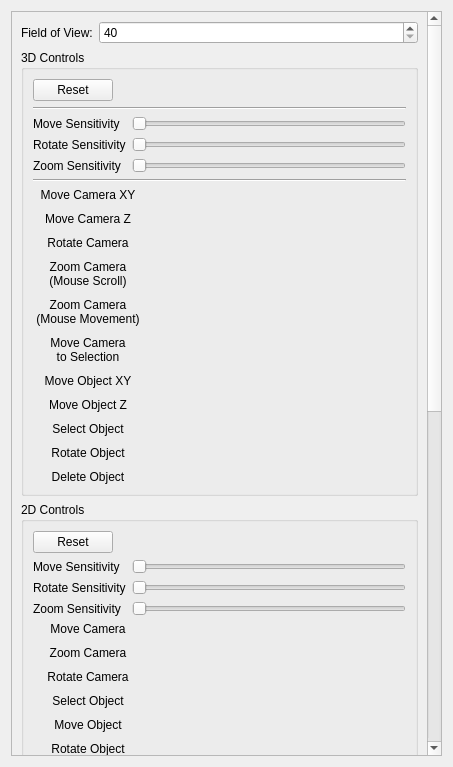
Above: ui/widgets/settings/module_designer.ui from NickHugi/PyKotor before the change. Below: the same form after it.
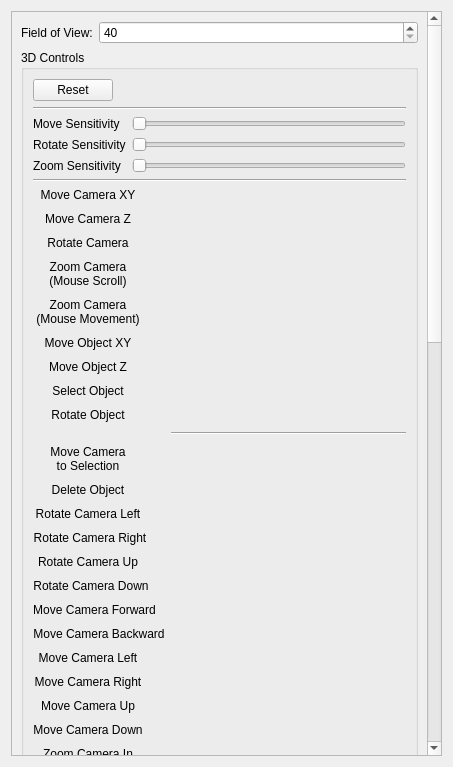
That is the form after the change. Custom widgets are drawn as their Qt base class.

Commit message: Add more controls to the Module Designer

```diff
--- a/ui/widgets/settings/module_designer.ui
+++ b/ui/widgets/settings/module_designer.ui
@@ -23,9 +23,9 @@
       <property name="geometry">
        <rect>
         <x>0</x>
-        <y>0</y>
+        <y>-941</y>
         <width>416</width>
-        <height>1399</height>
+        <height>1688</height>
        </rect>
       </property>
       <layout class="QVBoxLayout" name="verticalLayout">
@@ -188,7 +188,34 @@
              </widget>
             </item>
             <item row="0" column="1">
-             <widget class="SetBindWidget" name="moveCamera3dBindEdit" native="true"/>
+             <widget class="SetBindWidget" name="moveCameraXY3dBindEdit" native="true"/>
+            </item>
+            <item row="1" column="0">
+             <widget class="QLabel" name="label_12">
+              <property name="minimumSize">
+               <size>
+                <width>110</width>
+                <height>0</height>
+               </size>
+              </property>
+              <property name="toolTip">
+               <string>Reacts to mouse movement.</string>
+              </property>
+              <property name="styleSheet">
+               <string notr="true">QLabel:hover {
+	color: #555;
+}</string>
+              </property>
+              <property name="text">
+               <string>Move Camera Z</string>
+              </property>
+              <property name="alignment">
+               <set>Qt::AlignCenter</set>
+              </property>
+             </widget>
+            </item>
+            <item row="1" column="1">
+             <widget class="SetBindWidget" name="moveCameraZ3dBindEdit" native="true"/>
             </item>
             <item row="2" column="0">
              <widget class="QLabel" name="label_3">
@@ -245,7 +272,89 @@
             <item row="3" column="1">
              <widget class="SetBindWidget" name="zoomCamera3dBindEdit" native="true"/>
             </item>
-            <item row="8" column="0">
+            <item row="4" column="0">
+             <widget class="QLabel" name="label_9">
+              <property name="minimumSize">
+               <size>
+                <width>110</width>
+                <height>0</height>
+               </size>
+              </property>
+              <property name="toolTip">
+               <string>Reacts to mouse movement.</string>
+              </property>
+              <property name="styleSheet">
+               <string notr="true">QLabel:hover {
+	color: #555;
+}</string>
+              </property>
+              <property name="text">
+               <string>Zoom Camera
+(Mouse Movement)</string>
+              </property>
+              <property name="alignment">
+               <set>Qt::AlignCenter</set>
+              </property>
+             </widget>
+            </item>
+            <item row="4" column="1">
+             <widget class="SetBindWidget" name="zoomCameraMM3dBindEdit" native="true"/>
+            </item>
+            <item row="5" column="0">
+             <widget class="QLabel" name="label_10">
+              <property name="minimumSize">
+               <size>
+                <width>110</width>
+                <height>0</height>
+               </size>
+              </property>
+              <property name="toolTip">
+               <string>Reacts to mouse scrolling.</string>
+              </property>
+              <property name="styleSheet">
+               <string notr="true">QLabel:hover {
+	color: #555;
+}</string>
+              </property>
+              <property name="text">
+               <string>Move Object XY</string>
+              </property>
+              <property name="alignment">
+               <set>Qt::AlignCenter</set>
+              </property>
+             </widget>
+            </item>
+            <item row="5" column="1">
+             <widget class="SetBindWidget" name="moveSelectedXY3dBindEdit" native="true"/>
+            </item>
+            <item row="6" column="0">
+             <widget class="QLabel" name="label_11">
+              <property name="minimumSize">
+               <size>
+                <width>110</width>
+                <height>0</height>
+               </size>
+              </property>
+              <property name="toolTip">
+               <string>Reacts to mouse scrolling.</string>
+              </property>
+              <property name="styleSheet">
+               <string notr="true">QLabel:hover {
+	color: #555;
+}</string>
+              </property>
+              <property name="text">
+               <string>Move Object Z</string>
+              </property>
+              <property name="alignment">
+               <set>Qt::AlignCenter</set>
+              </property>
+             </widget>
+            </item>
+            <item row="6" column="1">
+             <widget class="SetBindWidget" name="moveSelectedZ3dBindEdit" native="true"/>
+            </item>
+            <item row="7" column="0">
              <widget class="QLabel" name="label_5">
               <property name="minimumSize">
                <size>
@@ -269,10 +378,10 @@
               </property>
              </widget>
             </item>
-            <item row="8" column="1">
+            <item row="7" column="1">
              <widget class="SetBindWidget" name="selectObject3dBindEdit" native="true"/>
             </item>
-            <item row="9" column="0">
+            <item row="8" column="0">
              <widget class="QLabel" name="label_6">
               <property name="minimumSize">
                <size>
@@ -296,10 +405,17 @@
               </property>
              </widget>
             </item>
-            <item row="9" column="1">
+            <item row="8" column="1">
              <widget class="SetBindWidget" name="rotateObject3dBindEdit" native="true"/>
             </item>
-            <item row="10" column="0">
+            <item row="9" column="1">
+             <widget class="Line" name="line_3">
+              <property name="orientation">
+               <enum>Qt::Horizontal</enum>
+              </property>
+             </widget>
+            </item>
+            <item row="11" column="0">
              <widget class="QLabel" name="label_7">
               <property name="minimumSize">
                <size>
@@ -323,10 +439,334 @@
               </property>
              </widget>
             </item>
-            <item row="10" column="1">
+            <item row="11" column="1">
              <widget class="SetBindWidget" name="deleteObject3dBindEdit" native="true"/>
             </item>
-            <item row="5" column="0">
+            <item row="12" column="0">
+             <widget class="QLabel" name="label_46">
+              <property name="minimumSize">
+               <size>
+                <width>110</width>
+                <height>0</height>
+               </size>
+              </property>
+              <property name="toolTip">
+               <string>Reacts to keyboard input.</string>
+              </property>
+              <property name="styleSheet">
+               <string notr="true">QLabel:hover {
+	color: #555;
+}</string>
+              </property>
+              <property name="text">
+               <string>Rotate Camera Left</string>
+              </property>
+              <property name="alignment">
+               <set>Qt::AlignCenter</set>
+              </property>
+             </widget>
+            </item>
+            <item row="12" column="1">
+             <widget class="SetBindWidget" name="rotateCameraLeft3dBindEdit" native="true"/>
+            </item>
+            <item row="13" column="0">
+             <widget class="QLabel" name="label_47">
+              <property name="minimumSize">
+               <size>
+                <width>110</width>
+                <height>0</height>
+               </size>
+              </property>
+              <property name="toolTip">
+               <string>Reacts to keyboard input.</string>
+              </property>
+              <property name="styleSheet">
+               <string notr="true">QLabel:hover {
+	color: #555;
+}</string>
+              </property>
+              <property name="text">
+               <string>Rotate Camera Right</string>
+              </property>
+              <property name="alignment">
+               <set>Qt::AlignCenter</set>
+              </property>
+             </widget>
+            </item>
+            <item row="13" column="1">
+             <widget class="SetBindWidget" name="rotateCameraRight3dBindEdit" native="true"/>
+            </item>
+            <item row="14" column="0">
+             <widget class="QLabel" name="label_48">
+              <property name="minimumSize">
+               <size>
+                <width>110</width>
+                <height>0</height>
+               </size>
+              </property>
+              <property name="toolTip">
+               <string>Reacts to keyboard input.</string>
+              </property>
+              <property name="styleSheet">
+               <string notr="true">QLabel:hover {
+	color: #555;
+}</string>
+              </property>
+              <property name="text">
+               <string>Rotate Camera Up</string>
+              </property>
+              <property name="alignment">
+               <set>Qt::AlignCenter</set>
+              </property>
+             </widget>
+            </item>
+            <item row="14" column="1">
+             <widget class="SetBindWidget" name="rotateCameraUp3dBindEdit" native="true"/>
+            </item>
+            <item row="15" column="0">
+             <widget class="QLabel" name="label_49">
+              <property name="minimumSize">
+               <size>
+                <width>110</width>
+                <height>0</height>
+               </size>
+              </property>
+              <property name="toolTip">
+               <string>Reacts to keyboard input.</string>
+              </property>
+              <property name="styleSheet">
+               <string notr="true">QLabel:hover {
+	color: #555;
+}</string>
+              </property>
+              <property name="text">
+               <string>Rotate Camera Down</string>
+              </property>
+              <property name="alignment">
+               <set>Qt::AlignCenter</set>
+              </property>
+             </widget>
+            </item>
+            <item row="15" column="1">
+             <widget class="SetBindWidget" name="rotateCameraDown3dBindEdit" native="true"/>
+            </item>
+            <item row="16" column="0">
+             <widget class="QLabel" name="label_50">
+              <property name="minimumSize">
+               <size>
+                <width>110</width>
+                <height>0</height>
+               </size>
+              </property>
+              <property name="toolTip">
+               <string>Reacts to keyboard input.</string>
+              </property>
+              <property name="styleSheet">
+               <string notr="true">QLabel:hover {
+	color: #555;
+}</string>
+              </property>
+              <property name="text">
+               <string>Move Camera Forward</string>
+              </property>
+              <property name="alignment">
+               <set>Qt::AlignCenter</set>
+              </property>
+             </widget>
+            </item>
+            <item row="16" column="1">
+             <widget class="SetBindWidget" name="moveCameraForward3dBindEdit" native="true"/>
+            </item>
+            <item row="17" column="0">
+             <widget class="QLabel" name="label_51">
+              <property name="minimumSize">
+               <size>
+                <width>110</width>
+                <height>0</height>
+               </size>
+              </property>
+              <property name="toolTip">
+               <string>Reacts to keyboard input.</string>
+              </property>
+              <property name="styleSheet">
+               <string notr="true">QLabel:hover {
+	color: #555;
+}</string>
+              </property>
+              <property name="text">
+               <string>Move Camera Backward</string>
+              </property>
+              <property name="alignment">
+               <set>Qt::AlignCenter</set>
+              </property>
+             </widget>
+            </item>
+            <item row="17" column="1">
+             <widget class="SetBindWidget" name="moveCameraBackward3dBindEdit" native="true"/>
+            </item>
+            <item row="18" column="0">
+             <widget class="QLabel" name="label_53">
+              <property name="minimumSize">
+               <size>
+                <width>110</width>
+                <height>0</height>
+               </size>
+              </property>
+              <property name="toolTip">
+               <string>Reacts to keyboard input.</string>
+              </property>
+              <property name="styleSheet">
+               <string notr="true">QLabel:hover {
+	color: #555;
+}</string>
+              </property>
+              <property name="text">
+               <string>Move Camera Left</string>
+              </property>
+              <property name="alignment">
+               <set>Qt::AlignCenter</set>
+              </property>
+             </widget>
+            </item>
+            <item row="18" column="1">
+             <widget class="SetBindWidget" name="moveCameraLeft3dBindEdit" native="true"/>
+            </item>
+            <item row="19" column="0">
+             <widget class="QLabel" name="label_52">
+              <property name="minimumSize">
+               <size>
+                <width>110</width>
+                <height>0</height>
+               </size>
+              </property>
+              <property name="toolTip">
+               <string>Reacts to keyboard input.</string>
+              </property>
+              <property name="styleSheet">
+               <string notr="true">QLabel:hover {
+	color: #555;
+}</string>
+              </property>
+              <property name="text">
+               <string>Move Camera Right</string>
+              </property>
+              <property name="alignment">
+               <set>Qt::AlignCenter</set>
+              </property>
+             </widget>
+            </item>
+            <item row="19" column="1">
+             <widget class="SetBindWidget" name="moveCameraRight3dBindEdit" native="true"/>
+            </item>
+            <item row="20" column="0">
+             <widget class="QLabel" name="label_54">
+              <property name="minimumSize">
+               <size>
+                <width>110</width>
+                <height>0</height>
+               </size>
+              </property>
+              <property name="toolTip">
+               <string>Reacts to keyboard input.</string>
+              </property>
+              <property name="styleSheet">
+               <string notr="true">QLabel:hover {
+	color: #555;
+}</string>
+              </property>
+              <property name="text">
+               <string>Move Camera Up</string>
+              </property>
+              <property name="alignment">
+               <set>Qt::AlignCenter</set>
+              </property>
+             </widget>
+            </item>
+            <item row="20" column="1">
+             <widget class="SetBindWidget" name="moveCameraUp3dBindEdit" native="true"/>
+            </item>
+            <item row="21" column="0">
+             <widget class="QLabel" name="label_55">
+              <property name="minimumSize">
+               <size>
+                <width>110</width>
+                <height>0</height>
+               </size>
+              </property>
+              <property name="toolTip">
+               <string>Reacts to keyboard input.</string>
+              </property>
+              <property name="styleSheet">
+               <string notr="true">QLabel:hover {
+	color: #555;
+}</string>
+              </property>
+              <property name="text">
+               <string>Move Camera Down</string>
+              </property>
+              <property name="alignment">
+               <set>Qt::AlignCenter</set>
+              </property>
+             </widget>
+            </item>
+            <item row="21" column="1">
+             <widget class="SetBindWidget" name="moveCameraDown3dBindEdit" native="true"/>
+            </item>
+            <item row="22" column="0">
+             <widget class="QLabel" name="label_56">
+              <property name="minimumSize">
+               <size>
+                <width>110</width>
+                <height>0</height>
+               </size>
+              </property>
+              <property name="toolTip">
+               <string>Reacts to keyboard input.</string>
+              </property>
+              <property name="styleSheet">
+               <string notr="true">QLabel:hover {
+	color: #555;
+}</string>
+              </property>
+              <property name="text">
+               <string>Zoom Camera In</string>
+              </property>
+              <property name="alignment">
+               <set>Qt::AlignCenter</set>
+              </property>
+             </widget>
+            </item>
+            <item row="22" column="1">
+             <widget class="SetBindWidget" name="zoomCameraIn3dBindEdit" native="true"/>
+            </item>
+            <item row="23" column="0">
+             <widget class="QLabel" name="label_57">
+              <property name="minimumSize">
+               <size>
+                <width>110</width>
+                <height>0</height>
+               </size>
+              </property>
+              <property name="toolTip">
+               <string>Reacts to keyboard input.</string>
+              </property>
+              <property name="styleSheet">
+               <string notr="true">QLabel:hover {
+	color: #555;
+}</string>
+              </property>
+              <property name="text">
+               <string>Zoom Camera Out</string>
+              </property>
+              <property name="alignment">
+               <set>Qt::AlignCenter</set>
+              </property>
+             </widget>
+            </item>
+            <item row="23" column="1">
+             <widget class="SetBindWidget" name="zoomCameraOut3dBindEdit" native="true"/>
+            </item>
+            <item row="10" column="0">
              <widget class="QLabel" name="label_8">
               <property name="minimumSize">
                <size>
@@ -351,117 +791,8 @@
               </property>
              </widget>
             </item>
-            <item row="5" column="1">
-             <widget class="SetBindWidget" name="moveCameraToSelection3dBindEdit" native="true"/>
-            </item>
-            <item row="4" column="0">
-             <widget class="QLabel" name="label_9">
-              <property name="minimumSize">
-               <size>
-                <width>110</width>
-                <height>0</height>
-               </size>
-              </property>
-              <property name="toolTip">
-               <string>Reacts to mouse movement.</string>
-              </property>
-              <property name="styleSheet">
-               <string notr="true">QLabel:hover {
-	color: #555;
-}</string>
-              </property>
-              <property name="text">
-               <string>Zoom Camera
-(Mouse Movement)</string>
-              </property>
-              <property name="alignment">
-               <set>Qt::AlignCenter</set>
-              </property>
-             </widget>
-            </item>
-            <item row="6" column="0">
-             <widget class="QLabel" name="label_10">
-              <property name="minimumSize">
-               <size>
-                <width>110</width>
-                <height>0</height>
-               </size>
-              </property>
-              <property name="toolTip">
-               <string>Reacts to mouse scrolling.</string>
-              </property>
-              <property name="styleSheet">
-               <string notr="true">QLabel:hover {
-	color: #555;
-}</string>
-              </property>
-              <property name="text">
-               <string>Move Object XY</string>
-              </property>
-              <property name="alignment">
-               <set>Qt::AlignCenter</set>
-              </property>
-             </widget>
-            </item>
-            <item row="7" column="0">
-             <widget class="QLabel" name="label_11">
-              <property name="minimumSize">
-               <size>
-                <width>110</width>
-                <height>0</height>
-               </size>
-              </property>
-              <property name="toolTip">
-               <string>Reacts to mouse scrolling.</string>
-              </property>
-              <property name="styleSheet">
-               <string notr="true">QLabel:hover {
-	color: #555;
-}</string>
-              </property>
-              <property name="text">
-               <string>Move Object Z</string>
-              </property>
-              <property name="alignment">
-               <set>Qt::AlignCenter</set>
-              </property>
-             </widget>
-            </item>
-            <item row="1" column="0">
-             <widget class="QLabel" name="label_12">
-              <property name="minimumSize">
-               <size>
-                <width>110</width>
-                <height>0</height>
-               </size>
-              </property>
-              <property name="toolTip">
-               <string>Reacts to mouse movement.</string>
-              </property>
-              <property name="styleSheet">
-               <string notr="true">QLabel:hover {
-	color: #555;
-}</string>
-              </property>
-              <property name="text">
-               <string>Move Camera Z</string>
-              </property>
-              <property name="alignment">
-               <set>Qt::AlignCenter</set>
-              </property>
-             </widget>
-            </item>
-            <item row="1" column="1">
-             <widget class="SetBindWidget" name="moveCameraZ3dBindEdit" native="true"/>
-            </item>
-            <item row="4" column="1">
-             <widget class="SetBindWidget" name="zoomCameraMM3dBindEdit" native="true"/>
-            </item>
-            <item row="6" column="1">
-             <widget class="SetBindWidget" name="moveObjectXY3dBindEdit" native="true"/>
-            </item>
-            <item row="7" column="1">
-             <widget class="SetBindWidget" name="moveObjectZ3dBindEdit" native="true"/>
+            <item row="10" column="1">
+             <widget class="SetBindWidget" name="moveCameraToSelected3dBindEdit" native="true"/>
             </item>
            </layout>
           </item>
@@ -777,7 +1108,7 @@
              </widget>
             </item>
             <item row="0" column="1">
-             <widget class="ColorEdit" name="undefinedColorEdit" native="true">
+             <widget class="ColorEdit" name="undefinedMaterialColourEdit" native="true">
               <property name="minimumSize">
                <size>
                 <width>0</width>
@@ -926,7 +1257,7 @@
              </widget>
             </item>
             <item row="1" column="1">
-             <widget class="ColorEdit" name="dirtColorEdit" native="true">
+             <widget class="ColorEdit" name="dirtMaterialColourEdit" native="true">
               <property name="minimumSize">
                <size>
                 <width>0</width>
@@ -942,7 +1273,7 @@
              </widget>
             </item>
             <item row="2" column="1">
-             <widget class="ColorEdit" name="obscuringColorEdit" native="true">
+             <widget class="ColorEdit" name="obscuringMaterialColourEdit" native="true">
               <property name="minimumSize">
                <size>
                 <width>0</width>
@@ -958,7 +1289,7 @@
              </widget>
             </item>
             <item row="3" column="1">
-             <widget class="ColorEdit" name="grassColorEdit" native="true">
+             <widget class="ColorEdit" name="grassMaterialColourEdit" native="true">
               <property name="minimumSize">
                <size>
                 <width>0</width>
@@ -974,7 +1305,7 @@
              </widget>
             </item>
             <item row="4" column="1">
-             <widget class="ColorEdit" name="stoneColorEdit" native="true">
+             <widget class="ColorEdit" name="stoneMaterialColourEdit" native="true">
               <property name="minimumSize">
                <size>
                 <width>0</width>
@@ -990,7 +1321,7 @@
              </widget>
             </item>
             <item row="5" column="1">
-             <widget class="ColorEdit" name="woodColorEdit" native="true">
+             <widget class="ColorEdit" name="woodMaterialColourEdit" native="true">
               <property name="minimumSize">
                <size>
                 <width>0</width>
@@ -1006,7 +1337,7 @@
              </widget>
             </item>
             <item row="6" column="1">
-             <widget class="ColorEdit" name="waterColorEdit" native="true">
+             <widget class="ColorEdit" name="waterMaterialColourEdit" native="true">
               <property name="minimumSize">
                <size>
                 <width>0</width>
@@ -1022,7 +1353,7 @@
              </widget>
             </item>
             <item row="7" column="1">
-             <widget class="ColorEdit" name="nonWalkColorEdit" native="true">
+             <widget class="ColorEdit" name="nonWalkMaterialColourEdit" native="true">
               <property name="minimumSize">
                <size>
                 <width>0</width>
@@ -1038,7 +1369,7 @@
              </widget>
             </item>
             <item row="8" column="1">
-             <widget class="ColorEdit" name="transparentColorEdit" native="true">
+             <widget class="ColorEdit" name="transparentMaterialColourEdit" native="true">
               <property name="minimumSize">
                <size>
                 <width>0</width>
@@ -1054,7 +1385,7 @@
              </widget>
             </item>
             <item row="9" column="1">
-             <widget class="ColorEdit" name="carpetColorEdit" native="true">
+             <widget class="ColorEdit" name="carpetMaterialColourEdit" native="true">
               <property name="minimumSize">
                <size>
                 <width>0</width>
@@ -1070,7 +1401,7 @@
              </widget>
             </item>
             <item row="10" column="1">
-             <widget class="ColorEdit" name="metalColorEdit" native="true">
+             <widget class="ColorEdit" name="metalMaterialColourEdit" native="true">
               <property name="minimumSize">
                <size>
                 <width>0</width>
@@ -1086,7 +1417,7 @@
              </widget>
             </item>
             <item row="11" column="1">
-             <widget class="ColorEdit" name="puddlesColorEdit" native="true">
+             <widget class="ColorEdit" name="puddlesMaterialColourEdit" native="true">
               <property name="minimumSize">
                <size>
                 <width>0</width>
@@ -1102,7 +1433,7 @@
              </widget>
             </item>
             <item row="12" column="1">
-             <widget class="ColorEdit" name="swampColorEdit" native="true">
+             <widget class="ColorEdit" name="swampMaterialColourEdit" native="true">
               <property name="minimumSize">
                <size>
                 <width>0</width>
@@ -1118,7 +1449,7 @@
              </widget>
             </item>
             <item row="13" column="1">
-             <widget class="ColorEdit" name="mudColorEdit" native="true">
+             <widget class="ColorEdit" name="mudMaterialColourEdit" native="true">
               <property name="minimumSize">
                <size>
                 <width>0</width>
@@ -1134,7 +1465,7 @@
              </widget>
             </item>
             <item row="14" column="1">
-             <widget class="ColorEdit" name="leavesColorEdit" native="true">
+             <widget class="ColorEdit" name="leavesMaterialColourEdit" native="true">
               <property name="minimumSize">
                <size>
                 <width>0</width>
@@ -1150,7 +1481,7 @@
              </widget>
             </item>
             <item row="15" column="1">
-             <widget class="ColorEdit" name="lavaColorEdit" native="true">
+             <widget class="ColorEdit" name="lavaMaterialColourEdit" native="true">
               <property name="minimumSize">
                <size>
                 <width>0</width>
@@ -1166,7 +1497,7 @@
              </widget>
             </item>
             <item row="16" column="1">
-             <widget class="ColorEdit" name="bottomlessPitColorEdit" native="true">
+             <widget class="ColorEdit" name="bottomlessPitMaterialColourEdit" native="true">
               <property name="minimumSize">
                <size>
                 <width>0</width>
@@ -1182,7 +1513,7 @@
              </widget>
             </item>
             <item row="17" column="1">
-             <widget class="ColorEdit" name="deepWaterColorEdit" native="true">
+             <widget class="ColorEdit" name="deepWaterMaterialColourEdit" native="true">
               <property name="minimumSize">
                <size>
                 <width>0</width>
@@ -1198,7 +1529,7 @@
              </widget>
             </item>
             <item row="18" column="1">
-             <widget class="ColorEdit" name="doorColorEdit" native="true">
+             <widget class="ColorEdit" name="doorMaterialColourEdit" native="true">
               <property name="minimumSize">
                <size>
                 <width>0</width>
@@ -1214,7 +1545,7 @@
              </widget>
             </item>
             <item row="19" column="1">
-             <widget class="ColorEdit" name="nonWalkGrassColorEdit" native="true">
+             <widget class="ColorEdit" name="nonWalkGrassMaterialColourEdit" native="true">
               <property name="minimumSize">
                <size>
                 <width>0</width>
```
The commit also changes 3 other files.
